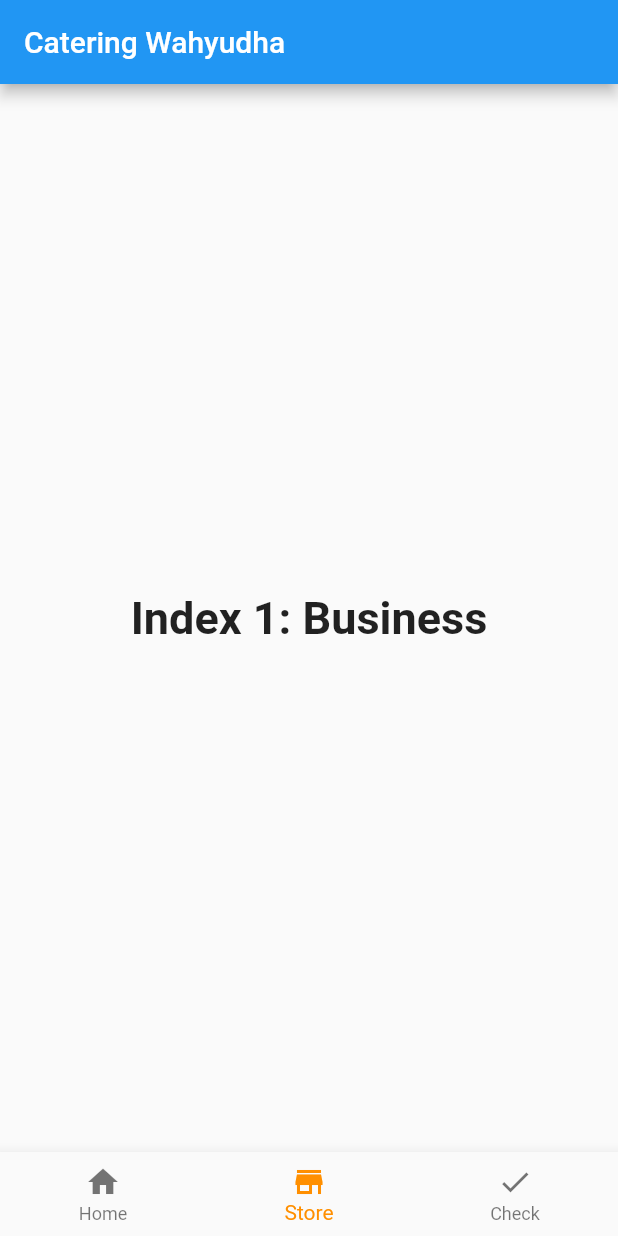
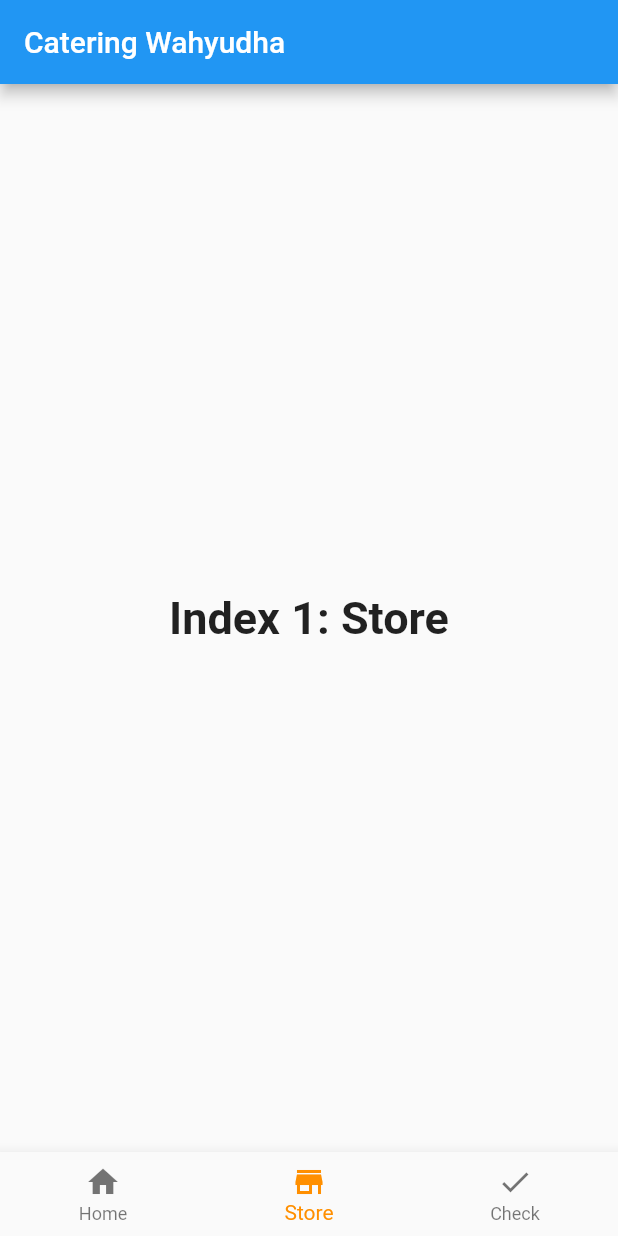
Before and after one commit to wahyudhaardi/Flutter-navigasi, a Flutter app: the screen it shows after launch, item 2 of the bottom bar chosen, on a phone screen of 412 x 824 dp. Run offline on Flutter 3.47's test engine with Material 2 defaults, Android fonts, the light colour scheme and no system bars.

Commit message:
Update main.dart

```diff
--- a/lib/main.dart
+++ b/lib/main.dart
@@ -32,11 +32,11 @@ class _BottomNavigationBarExampleState
       style: optionStyle,
     ),
     Text(
-      'Index 1: Business',
+      'Index 1: Store',
       style: optionStyle,
     ),
     Text(
-      'Index 2: School',
+      'Index 2: Check',
       style: optionStyle,
     ),
   ];
```
